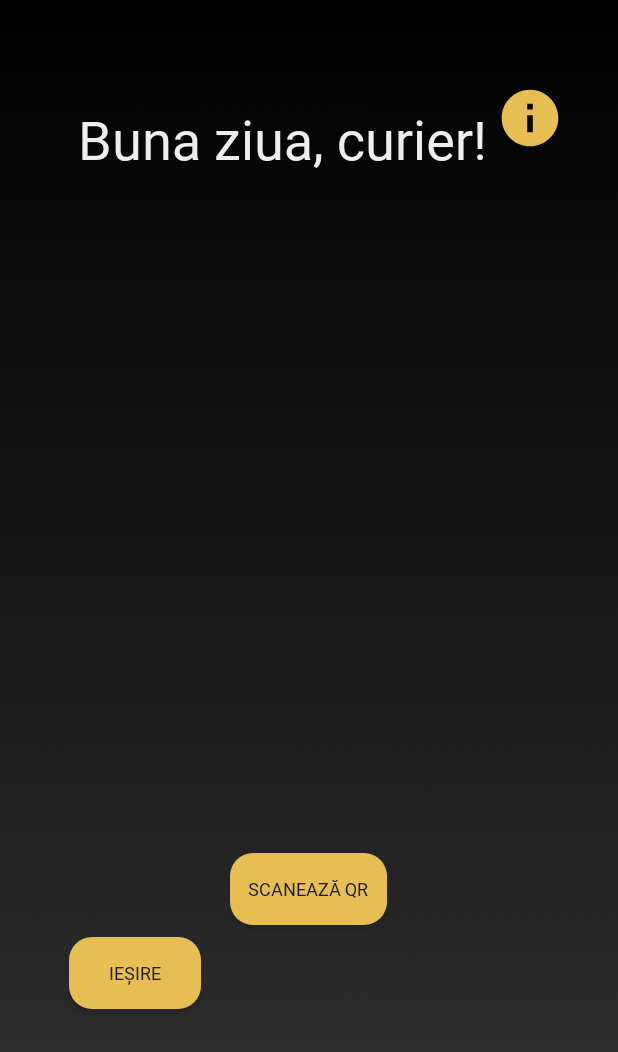
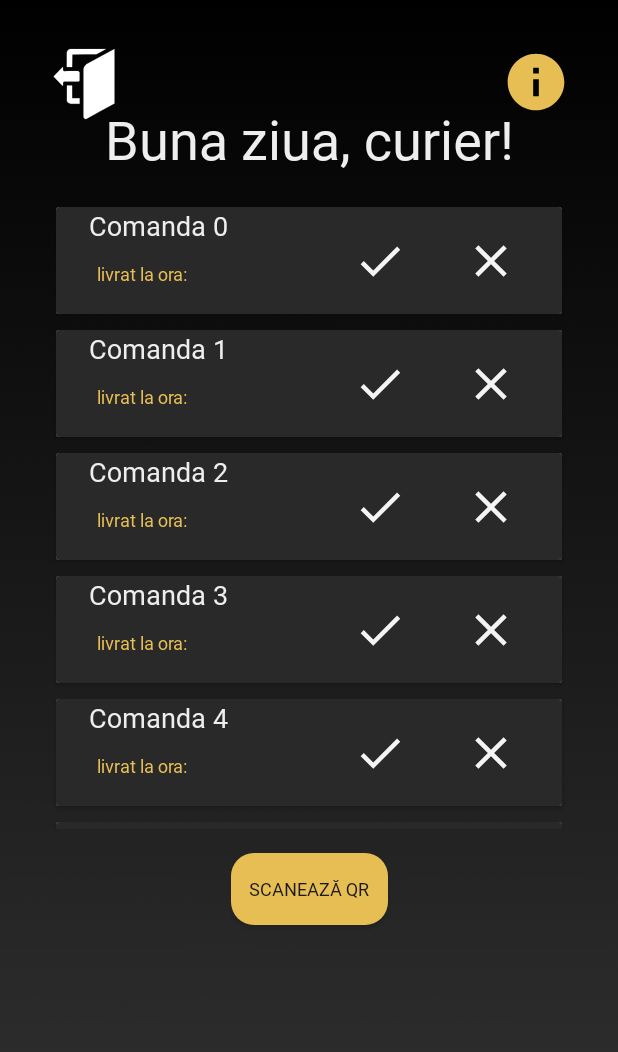
Before and after one commit to DrgOv/IC-project, an Android app: the CourierActivity screen opened directly, with no data from a screen before it, on a phone screen of 412 x 824 dp. Shown: the top 1052 px of the screen. Run offline under Robolectric (Android 15) with nearby library versions, the phone set to English and light mode, and no system bars.

Commit message:
added exit icon for courier page

```diff
--- a/app/src/main/java/proj/ezcolet/CourierActivity.kt
+++ b/app/src/main/java/proj/ezcolet/CourierActivity.kt
@@ -14,16 +14,16 @@ class CourierActivity : AppCompatActivity() {
     override fun onCreate(savedInstanceState: Bundle?) {
         super.onCreate(savedInstanceState)
 
-        val list = generateList(500)
-        recyclerView.adapter = Adapter(list)
-        recyclerView.layoutManager = LinearLayoutManager(this)
-        recyclerView.setHasFixedSize(true)
-
         val binding = ActivityCourierBinding.inflate(layoutInflater)
 
         binding.infoImageBtn.setOnClickListener() {
             ViewService.setView(this, CourierInfoActivity())
         }
+
+        val list = generateList(500)
+        binding.recyclerView.adapter = Adapter(list)
+        binding.recyclerView.layoutManager = LinearLayoutManager(this)
+        binding.recyclerView.setHasFixedSize(true)
 
         setContentView(binding.root)
     }
--- /dev/null
+++ b/app/src/main/res/drawable/ic_exit.xml
@@ -0,0 +1,15 @@
+<vector android:height="48dp" android:viewportHeight="100"
+    android:viewportWidth="100" android:width="48dp" xmlns:android="http://schemas.android.com/apk/res/android">
+    <path android:fillColor="#FFFFFF"
+        android:pathData="M92.26,1.46c0,25.24 0,50.48 0,75.72C79.41,84.2 66.55,91.21 53.7,98.22c-0.12,0.07 -1.31,0.74 -2.61,0.17c-0.96,-0.42 -1.61,-1.34 -1.71,-2.4c0,-22.23 0,-44.45 0,-66.68c0.14,-0.86 0.46,-2.14 1.24,-3.51c1.09,-1.9 2.52,-3.01 3.34,-3.56C66.72,15.32 79.49,8.39 92.26,1.46z"
+        android:strokeColor="#FFFFFF" android:strokeWidth="0.25"/>
+    <path android:fillColor="#FFFFFF"
+        android:pathData="M80.39,1.38c-4.4,2.46 -8.8,4.92 -13.2,7.38c-11.14,0.03 -22.28,0.06 -33.42,0.1c-0.09,5.89 -0.17,11.78 -0.26,17.68c-2.46,0 -4.93,0 -7.39,0c0,-6.81 0,-13.63 0,-20.44c0.08,-0.47 0.37,-1.92 1.64,-3.12c1.52,-1.43 3.35,-1.48 3.76,-1.48C47.81,1.46 64.1,1.42 80.39,1.38z"
+        android:strokeColor="#FFFFFF" android:strokeWidth="0.25"/>
+    <path android:fillColor="#FFFFFF"
+        android:pathData="M42.19,32.32c-0.96,-0.24 -8.86,-0.28 -19.67,-0.13c-0.2,-0.03 -0.55,-0.12 -0.88,-0.37c-0.7,-0.53 -0.78,-1.36 -0.79,-1.51c0.02,-1.01 0.04,-2.02 0.06,-3.03c0.02,-0.28 -0.14,-0.54 -0.39,-0.64c-0.28,-0.12 -0.63,0 -0.79,0.28c-4,4.17 -8,8.33 -12,12.5c4.01,4.24 8.01,8.48 12.02,12.73c0.17,0.19 0.43,0.27 0.66,0.2c0.26,-0.07 0.46,-0.32 0.47,-0.6c0,-1.12 0,-2.24 0,-3.36c0.04,-0.23 0.16,-0.67 0.54,-1.07c0.71,-0.76 1.72,-0.7 1.86,-0.69c6.29,0.01 12.58,0.01 18.87,0.02c0.13,-0.02 0.79,-0.11 1.25,-0.71c0.51,-0.66 0.38,-1.4 0.35,-1.51c0.02,-3.48 0.04,-6.96 0.06,-10.45c-0.09,-0.37 -0.27,-0.81 -0.64,-1.16C43.19,32.83 42.79,32.47 42.19,32.32z"
+        android:strokeColor="#FFFFFF" android:strokeWidth="0.25"/>
+    <path android:fillColor="#FFFFFF"
+        android:pathData="M33.51,52.2c-2.39,0 -4.77,0 -7.16,0c-0.03,6.91 -0.06,13.83 -0.09,20.74c0.09,0.49 0.38,1.73 1.46,2.83c1.29,1.31 2.85,1.54 3.3,1.59c4.3,0.03 8.6,0.06 12.9,0.09c0,-2.5 0,-5 0,-7.5c-3.47,0 -6.94,0 -10.42,0C33.51,64.03 33.51,58.11 33.51,52.2z"
+        android:strokeColor="#FFFFFF" android:strokeWidth="0.25"/>
+</vector>
--- a/app/src/main/res/layout/activity_courier.xml
+++ b/app/src/main/res/layout/activity_courier.xml
@@ -7,6 +7,29 @@
     android:layout_height="match_parent"
     android:background="@drawable/background"
     tools:context=".CourierActivity">
+
+    <ImageButton
+        android:id="@+id/exitImageBtn"
+        android:layout_width="wrap_content"
+        android:layout_height="wrap_content"
+        android:background="@drawable/ic_exit"
+        android:contentDescription="@string/todoImage"
+        app:layout_constraintStart_toStartOf="parent"
+        app:layout_constraintTop_toTopOf="parent"
+        android:layout_marginTop="@dimen/large_margin"
+        android:layout_marginStart="@dimen/large_margin"/>
+
+    <ImageButton
+        android:id="@+id/infoImageBtn"
+        android:layout_width="wrap_content"
+        android:layout_height="wrap_content"
+        android:background="@drawable/rounded_corner_image_btn"
+        android:contentDescription="@string/todoImage"
+        app:srcCompat="@drawable/info"
+        app:layout_constraintEnd_toEndOf="parent"
+        app:layout_constraintTop_toTopOf="parent"
+        android:layout_marginTop="@dimen/large_margin"
+        android:layout_marginEnd="@dimen/large_margin"/>
 
     <TextView
         android:id="@+id/welcomeCourierTextView"
@@ -19,21 +42,20 @@
         android:text="@string/welcomeCourierTextView"
         android:textCursorDrawable="@drawable/edit_text_cursor"
         app:layout_constraintEnd_toEndOf="parent"
-        app:layout_constraintHorizontal_bias="0.157"
         app:layout_constraintStart_toStartOf="parent"
         app:layout_constraintTop_toTopOf="parent" />
 
-    <ImageButton
-        android:id="@+id/infoImageBtn"
+    <Button
+        android:id="@+id/scanQRBtn"
         android:layout_width="wrap_content"
         android:layout_height="wrap_content"
-        android:layout_marginTop="56dp"
-        android:layout_marginEnd="36dp"
-        android:background="@drawable/rounde_corner_image_btn"
-        android:contentDescription="@string/todoImage"
+        android:layout_margin="@dimen/medium_margin"
+        android:layout_marginTop="12dp"
+        android:text="@string/scanQRBtn"
+        android:textCursorDrawable="@drawable/edit_text_cursor"
         app:layout_constraintEnd_toEndOf="parent"
-        app:layout_constraintTop_toTopOf="parent"
-        app:srcCompat="@drawable/info" />
+        app:layout_constraintStart_toStartOf="parent"
+        app:layout_constraintTop_toBottomOf="@+id/recyclerView" />
 
     <androidx.recyclerview.widget.RecyclerView
         android:id="@+id/recyclerView"
@@ -48,30 +70,4 @@
         app:layout_constraintTop_toBottomOf="@+id/welcomeCourierTextView"
         tools:listitem="@layout/element_courier" />
 
-    <Button
-        android:id="@+id/backBtn"
-        android:layout_width="wrap_content"
-        android:layout_height="wrap_content"
-        android:layout_margin="@dimen/small_margin"
-        android:layout_marginTop="8dp"
-        android:text="@string/backBtn"
-        android:textCursorDrawable="@drawable/edit_text_cursor"
-        app:layout_constraintEnd_toEndOf="parent"
-        app:layout_constraintHorizontal_bias="0.124"
-        app:layout_constraintStart_toStartOf="parent"
-        app:layout_constraintTop_toBottomOf="@+id/scanQRBtn" />
-
-    <Button
-        android:id="@+id/scanQRBtn"
-        android:layout_width="wrap_content"
-        android:layout_height="wrap_content"
-        android:layout_margin="@dimen/medium_margin"
-        android:layout_marginTop="12dp"
-        android:text="@string/scanQRBtn"
-        android:textCursorDrawable="@drawable/edit_text_cursor"
-        app:layout_constraintEnd_toEndOf="parent"
-        app:layout_constraintHorizontal_bias="0.498"
-        app:layout_constraintStart_toStartOf="parent"
-        app:layout_constraintTop_toBottomOf="@+id/recyclerView" />
-
 </androidx.constraintlayout.widget.ConstraintLayout>
```
Also changed, not shown: app/src/main/res/drawable/rounded_corner_image_btn.xml (renamed from app/src/main/res/drawable/rounde_corner_image_btn.xml).
